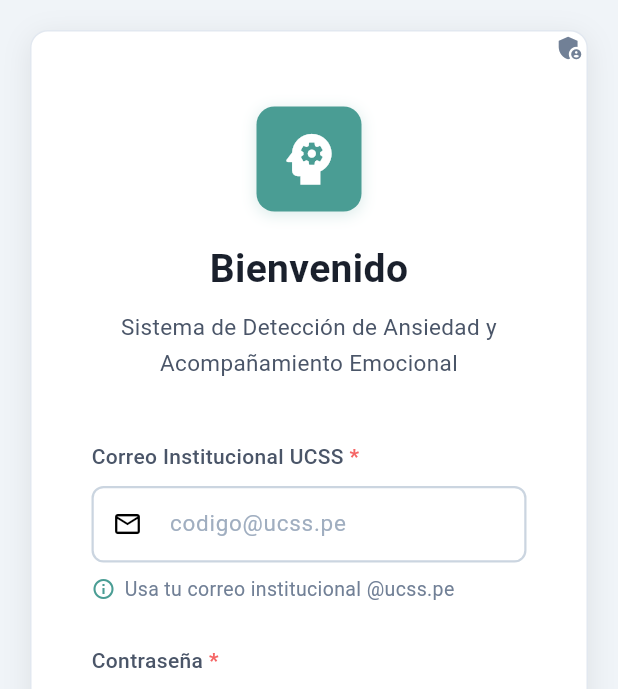
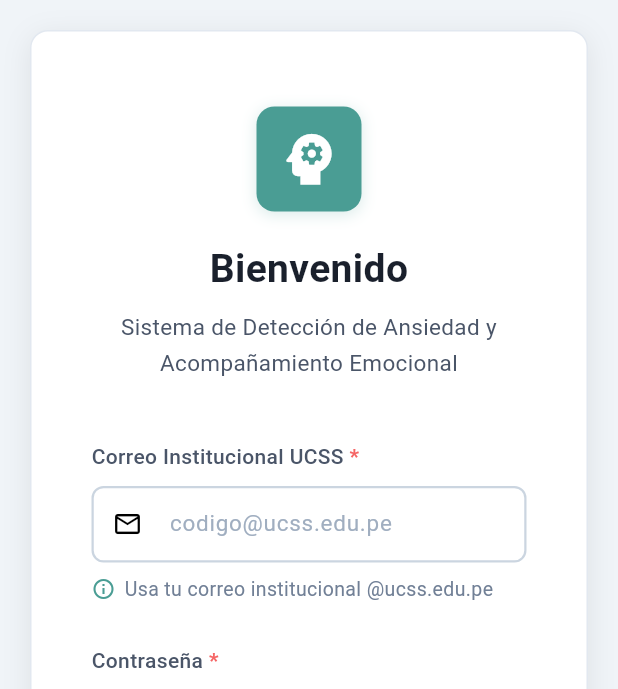
Before and after one commit to 51Jos/ResiliencIA, a Flutter app: the screen it shows after launch, on a phone screen of 412 x 824 dp. Shown: the top 689 px of the screen. Run offline on Flutter 3.47's test engine with Material 3 defaults, Android fonts, the phone set to English and light mode, and no system bars; our stand-ins replace cloud_firestore, firebase_auth, firebase_core, shared_preferences; missing offline and left inert: encrypt; accounts and stored records are empty; Roboto replaces fonts that are missing (Segoe UI).

Commit message:
Corregir dominio de correo institucional y eliminar vista temporal
Corrección del dominio de correo:
- Cambiar de @ucss.pe a @ucss.edu.pe en todo el sistema
- Actualizar validaciones en auth_servicio.dart (login, registro, reset password)
- Actualizar validador emailUCSS en validadores.dart
- Actualizar placeholders y mensajes en formularios de login y registro

Eliminación de código temporal:
- Eliminar vista temporal crear_psicologo_vista.dart
- Eliminar ruta /temp/crear-psicologo de rutas_app.dart
- Eliminar botón oculto del login para acceso a vista temporal
- Limpiar todas las referencias de código temporal

Ahora el sistema solo acepta correos @ucss.edu.pe para acceso

🤖 Generated with [Claude Code](https://claude.com/claude-code)

Co-Authored-By: Claude <noreply@anthropic.com>

```diff
--- a/lib/compartidos/utilidades/validadores.dart
+++ b/lib/compartidos/utilidades/validadores.dart
@@ -35,11 +35,11 @@ class Validadores {
     }
 
     final ucssEmailRegex = RegExp(
-      r'^[a-zA-Z0-9._%+-]+@ucss\.pe$',
+      r'^[a-zA-Z0-9._%+-]+@ucss\.edu\.pe$',
     );
 
     if (!ucssEmailRegex.hasMatch(valor)) {
-      return 'Usa tu correo institucional UCSS (ejemplo@ucss.pe)';
+      return 'Usa tu correo institucional UCSS (ejemplo@ucss.edu.pe)';
     }
 
     return null;
--- a/lib/features/autenticacion/componentes/login/usuario_campo.dart
+++ b/lib/features/autenticacion/componentes/login/usuario_campo.dart
@@ -15,8 +15,8 @@ class UsuarioCampo extends StatelessWidget {
   Widget build(BuildContext context) {
     return CampoTexto(
       etiqueta: 'Correo Institucional UCSS',
-      placeholder: 'codigo@ucss.pe',
-      textoAyuda: 'Usa tu correo institucional @ucss.pe',
+      placeholder: 'codigo@ucss.edu.pe',
+      textoAyuda: 'Usa tu correo institucional @ucss.edu.pe',
       icono: Icons.email_outlined,
       controlador: controlador,
       tipoTeclado: TextInputType.emailAddress,
--- a/lib/features/autenticacion/componentes/registro/registro_formulario.dart
+++ b/lib/features/autenticacion/componentes/registro/registro_formulario.dart
@@ -261,15 +261,15 @@ class _RegistroFormularioState extends State<RegistroFormulario> {
           _buildTextField(
             controller: _correoController,
             label: 'Correo Universitario',
-            hint: 'ejemplo@ucss.pe',
+            hint: 'ejemplo@ucss.edu.pe',
             icon: Icons.email_outlined,
             keyboardType: TextInputType.emailAddress,
             validator: (valor) {
               if (valor == null || valor.isEmpty) {
                 return 'El correo es requerido';
               }
-              if (!valor.endsWith('@ucss.pe')) {
-                return 'Debe ser un correo institucional (@ucss.pe)';
+              if (!valor.endsWith('@ucss.edu.pe')) {
+                return 'Debe ser un correo institucional (@ucss.edu.pe)';
               }
               return null;
             },
--- a/lib/features/autenticacion/servicios/auth_servicio.dart
+++ b/lib/features/autenticacion/servicios/auth_servicio.dart
@@ -22,10 +22,10 @@ class AuthServicio {
   }) async {
     try {
       // Valida que sea email institucional UCSS
-      if (!email.endsWith('@ucss.pe')) {
+      if (!email.endsWith('@ucss.edu.pe')) {
         return ResultadoAuth(
           exito: false,
-          mensaje: 'Debes usar tu correo institucional UCSS (@ucss.pe)',
+          mensaje: 'Debes usar tu correo institucional UCSS (@ucss.edu.pe)',
         );
       }
 
@@ -73,14 +73,14 @@ class AuthServicio {
   }) async {
     try {
       // Valida que sea email institucional UCSS
-      if (!correo.endsWith('@ucss.pe')) {
+      if (!correo.endsWith('@ucss.edu.pe')) {
         return ResultadoAuth(
           exito: false,
-          mensaje: 'Debes usar tu correo institucional UCSS (@ucss.pe)',
+          mensaje: 'Debes usar tu correo institucional UCSS (@ucss.edu.pe)',
         );
       }
 
-      // Extrae el código del correo (parte antes de @ucss.pe)
+      // Extrae el código del correo (parte antes de @ucss.edu.pe)
       final codigo = correo.split('@')[0];
       final nombreCompleto = '$nombres $apellidos';
 
@@ -148,10 +148,10 @@ class AuthServicio {
   /// Envía email para restablecer contraseña
   Future<ResultadoAuth> restablecerPassword(String email) async {
     try {
-      if (!email.endsWith('@ucss.pe')) {
+      if (!email.endsWith('@ucss.edu.pe')) {
         return ResultadoAuth(
           exito: false,
-          mensaje: 'Debes usar tu correo institucional UCSS (@ucss.pe)',
+          mensaje: 'Debes usar tu correo institucional UCSS (@ucss.edu.pe)',
         );
       }
 
--- a/lib/features/autenticacion/vistas/login_vista.dart
+++ b/lib/features/autenticacion/vistas/login_vista.dart
@@ -12,9 +12,7 @@ class LoginVista extends StatelessWidget {
   Widget build(BuildContext context) {
     return Scaffold(
       backgroundColor: ColoresApp.fondoPrincipal,
-      body: Stack(
-        children: [
-          SafeArea(
+      body: SafeArea(
         child: SingleChildScrollView(
           child: Padding(
             padding: const EdgeInsets.symmetric(horizontal: 20, vertical: 20),
@@ -68,26 +66,6 @@ class LoginVista extends StatelessWidget {
           ),
         ),
       ),
-          // Botón oculto para crear psicólogo (TEMPORAL - solo desarrollo)
-          Positioned(
-            top: 8,
-            right: 8,
-            child: SafeArea(
-              child: IconButton(
-                icon: const Icon(
-                  Icons.admin_panel_settings,
-                  color: ColoresApp.textoClaro,
-                  size: 20,
-                ),
-                onPressed: () {
-                  Navigator.pushNamed(context, '/temp/crear-psicologo');
-                },
-                tooltip: 'Crear psicólogo (TEMP)',
-              ),
-            ),
-          ),
-        ],
-      ),
     );
   }
 }
--- a/lib/rutas/rutas_app.dart
+++ b/lib/rutas/rutas_app.dart
@@ -2,7 +2,6 @@ import 'package:flutter/material.dart';
 import '../features/splash/splash_vista.dart';
 import '../features/autenticacion/vistas/login_vista.dart';
 import '../features/autenticacion/vistas/registro_vista.dart';
-import '../features/autenticacion/vistas/crear_psicologo_vista.dart';
 import '../features/home/home_vista.dart';
 
 /// Configuración de rutas de la aplicación
@@ -20,9 +19,6 @@ class RutasApp {
   static const String administracionEstudiantes = '/admin/estudiantes';
   static const String administracionEstadisticas = '/admin/estadisticas';
 
-  // Ruta temporal para crear psicólogo (ELIMINAR EN PRODUCCIÓN)
-  static const String crearPsicologo = '/temp/crear-psicologo';
-
   /// Mapa de rutas
   static Map<String, WidgetBuilder> obtenerRutas() {
     return {
@@ -30,8 +26,6 @@ class RutasApp {
       login: (context) => const LoginVista(),
       registro: (context) => const RegistroVista(),
       home: (context) => const HomeVista(),
-      // TEMPORAL: Ruta para crear psicólogo de prueba
-      crearPsicologo: (context) => const CrearPsicologoVista(),
     };
   }
 
```
Also changed, not shown: lib/features/autenticacion/vistas/crear_psicologo_vista.dart (deleted, +0 -301 lines). Lines whose indentation alone changed are shown as unchanged.
